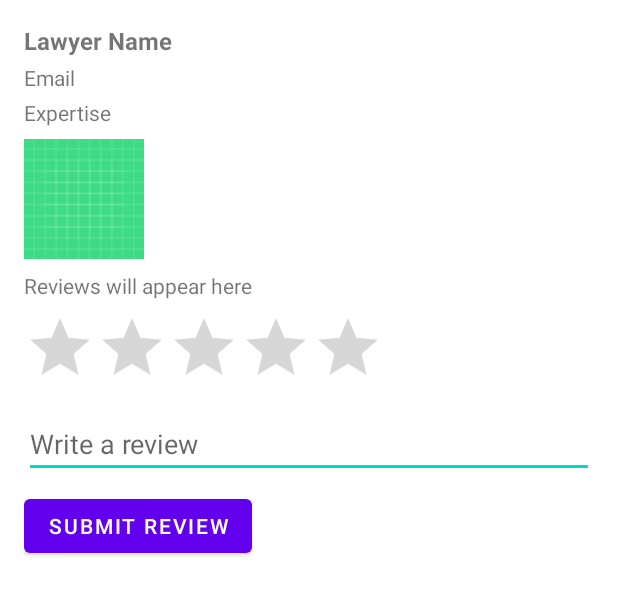
After one commit to andrijasoldo1/NRAMU-vjezbe, an Android app: the layout list_item_review.xml on its own in the app's theme, with its tools: preview values and no code run, on a phone screen of 412 x 824 dp. The commit adds this screen. Shown: the top 595 px of the screen. Run offline under Robolectric (Android 15) with nearby library versions, the phone set to English and light mode, and no system bars.

Commit message:
added review :(

```diff
--- a/app/src/main/AndroidManifest.xml
+++ b/app/src/main/AndroidManifest.xml
@@ -19,6 +19,9 @@
         android:supportsRtl="true"
         android:theme="@style/Theme.MyMath">
         <activity
+            android:name=".ReviewActivity"
+            android:exported="false" />
+        <activity
             android:name=".LocationPickerActivity"
             android:exported="false" />
         <activity
@@ -33,8 +36,7 @@
             android:exported="false" /> <!-- PDF Viewer Activity -->
         <activity
             android:name=".PdfViewerActivity"
-            android:exported="false" />
-        <!-- Chat Activity -->
+            android:exported="false" /> <!-- Chat Activity -->
         <activity
             android:name=".ChatActivity"
             android:exported="true" /> <!-- Main Activity -->
--- a/app/src/main/java/ba/sum/fsre/mymath/DetailsActivity.java
+++ b/app/src/main/java/ba/sum/fsre/mymath/DetailsActivity.java
@@ -62,6 +62,8 @@ public class DetailsActivity extends AppCompatActivity {
                 selectedFragment = new MessagesFragment();
             } else if (item.getItemId() == R.id.nav_map) {
                 startActivity(new Intent(this, MapsActivity.class)); // Navigate to MapsActivity
+            } else if (item.getItemId() == R.id.nav_lawyer_reviews) {
+                startActivity(new Intent(this, ReviewActivity.class)); // Navigate to ReviewActivity
             }
 
             if (selectedFragment != null) {
--- /dev/null
+++ b/app/src/main/res/layout/activity_review.xml
@@ -0,0 +1,5 @@
+<androidx.recyclerview.widget.RecyclerView
+    xmlns:android="http://schemas.android.com/apk/res/android"
+    android:id="@+id/recyclerViewLawyerReviews"
+    android:layout_width="match_parent"
+    android:layout_height="match_parent" />
--- /dev/null
+++ b/app/src/main/res/layout/list_item_review.xml
@@ -0,0 +1,72 @@
+<LinearLayout xmlns:android="http://schemas.android.com/apk/res/android"
+    android:layout_width="match_parent"
+    android:layout_height="wrap_content"
+    android:orientation="vertical"
+    android:padding="16dp">
+
+    <!-- Lawyer Details -->
+    <TextView
+        android:id="@+id/lawyer_name"
+        android:layout_width="wrap_content"
+        android:layout_height="wrap_content"
+        android:text="Lawyer Name"
+        android:textStyle="bold"
+        android:textSize="16sp"
+        android:layout_marginBottom="4dp" />
+
+    <TextView
+        android:id="@+id/lawyer_email"
+        android:layout_width="wrap_content"
+        android:layout_height="wrap_content"
+        android:text="Email"
+        android:layout_marginBottom="4dp" />
+
+    <TextView
+        android:id="@+id/lawyer_expertise"
+        android:layout_width="wrap_content"
+        android:layout_height="wrap_content"
+        android:text="Expertise"
+        android:layout_marginBottom="8dp" />
+
+    <!-- Lawyer Picture -->
+    <ImageView
+        android:id="@+id/lawyer_picture"
+        android:layout_width="80dp"
+        android:layout_height="80dp"
+        android:layout_marginBottom="8dp"
+        android:scaleType="centerCrop"
+        android:src="@drawable/ic_launcher_background" />
+
+    <!-- Reviews -->
+    <TextView
+        android:id="@+id/lawyer_reviews"
+        android:layout_width="match_parent"
+        android:layout_height="wrap_content"
+        android:text="Reviews will appear here"
+        android:layout_marginBottom="8dp" />
+
+    <!-- Rating Bar -->
+    <RatingBar
+        android:id="@+id/lawyer_rating"
+        android:layout_width="wrap_content"
+        android:layout_height="wrap_content"
+        android:numStars="5"
+        android:stepSize="0.5"
+        android:layout_marginBottom="8dp" />
+
+    <!-- Review Input -->
+    <EditText
+        android:id="@+id/review_input"
+        android:layout_width="match_parent"
+        android:layout_height="wrap_content"
+        android:hint="Write a review"
+        android:layout_marginBottom="8dp" />
+
+    <!-- Submit Button -->
+    <Button
+        android:id="@+id/submit_review_button"
+        android:layout_width="wrap_content"
+        android:layout_height="wrap_content"
+        android:text="Submit Review" />
+
+</LinearLayout>
--- a/app/src/main/res/menu/drawer_menu.xml
+++ b/app/src/main/res/menu/drawer_menu.xml
@@ -26,4 +26,8 @@
     <item
         android:id="@+id/nav_map"
         android:title="Map" />
+
+    <item
+        android:id="@+id/nav_lawyer_reviews"
+        android:title="Lawyer Reviews" />
 </menu>
```
Also changed, not shown: app/src/main/java/ba/sum/fsre/mymath/ReviewActivity.java (added, +85 -0 lines), app/src/main/java/ba/sum/fsre/mymath/adapters/ReviewAdapter.java (added, +143 -0 lines), app/src/main/java/ba/sum/fsre/mymath/models/Review.java (added, +61 -0 lines).
